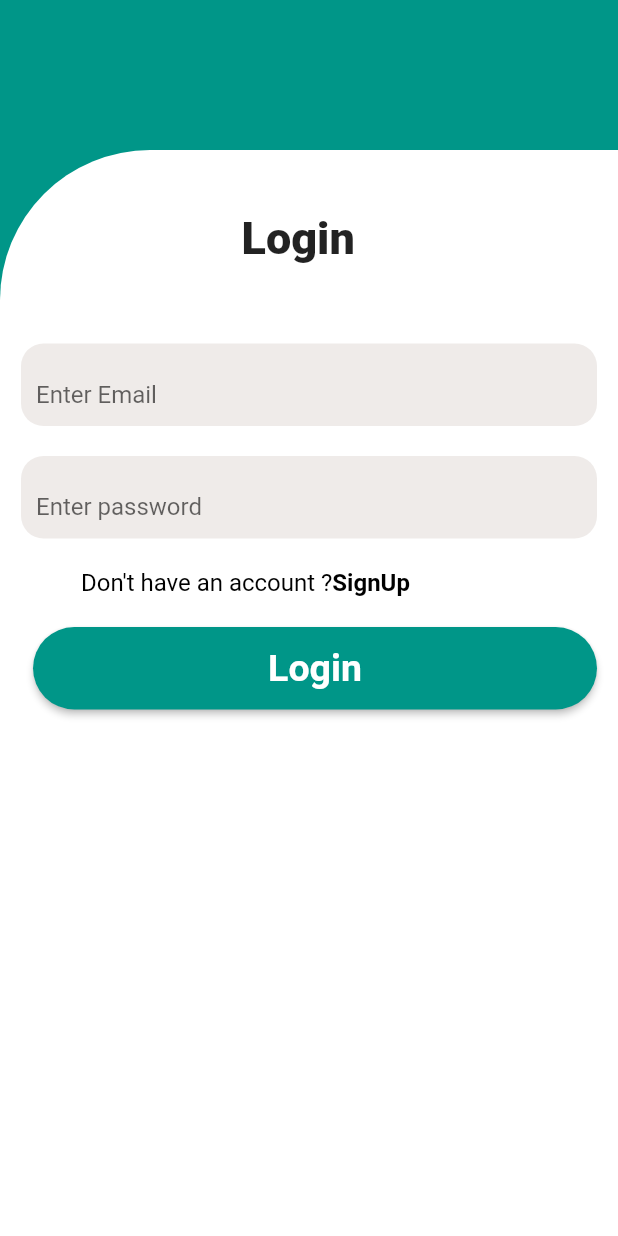
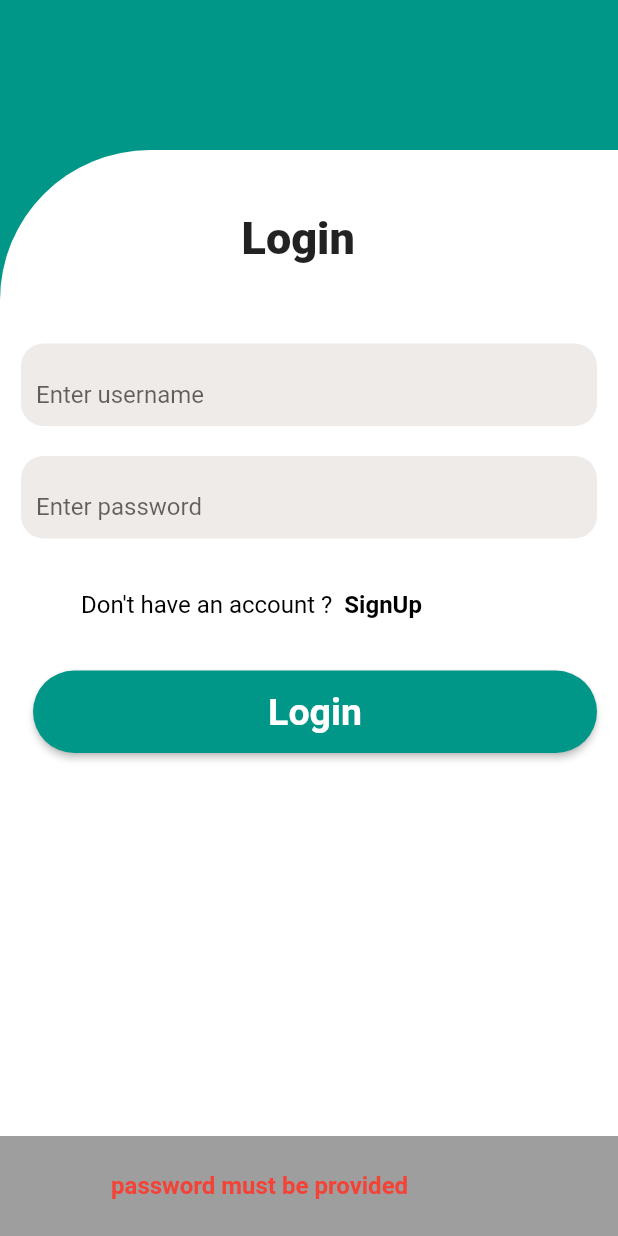
Before and after one commit to Nicodona/ifind_frontend, a Flutter app: the Login screen opened by its route, after a tap on "Login", on a phone screen of 412 x 824 dp. Run offline on Flutter 3.47's test engine with Material 2 defaults, Android fonts, the phone set to English and light mode, and no system bars; our stand-ins replace flutter_secure_storage, image_picker; accounts and stored records are empty.

Commit message:
added a new file

```diff
--- a/lib/authscreens/landing.dart
+++ b/lib/authscreens/landing.dart
@@ -36,6 +36,7 @@ class Landing extends StatelessWidget {
                 child: ElevatedButton(
 
                   onPressed: () {
+                    Navigator.pushNamed(context, '/login');
                     // login(emailController.text.toString(), passwordController.text.toString());
                   },
                   style: ElevatedButton.styleFrom(
@@ -43,7 +44,6 @@ class Landing extends StatelessWidget {
                     shape: RoundedRectangleBorder(
                       borderRadius: BorderRadius.circular(30),
                     ),
-
                   ),
                   child: const Text('Login',
                     style: TextStyle(
@@ -62,6 +62,7 @@ class Landing extends StatelessWidget {
                   child: ElevatedButton(
 
                     onPressed: () {
+                      Navigator.pushNamed(context, '/signup');
                       // login(emailController.text.toString(), passwordController.text.toString());
                     },
                     style: ElevatedButton.styleFrom(
--- a/lib/authscreens/login.dart
+++ b/lib/authscreens/login.dart
@@ -1,4 +1,8 @@
+import 'dart:convert';
+
 import 'package:flutter/material.dart';
+import 'package:http/http.dart';
+import 'package:flutter_secure_storage/flutter_secure_storage.dart';
 
 class Login extends StatefulWidget {
   const Login({Key? key}) : super(key: key);
@@ -9,8 +13,93 @@ class Login extends StatefulWidget {
 
 class _LoginState extends State<Login> {
 
-  TextEditingController emailController = TextEditingController();
+  final storage = FlutterSecureStorage();
+  bool _isloading = true;
+
+  TextEditingController usernameController = TextEditingController();
   TextEditingController passwordController = TextEditingController();
+
+  void login(String username, password) async {
+    if (username==""){
+      ScaffoldMessenger.of(context).showSnackBar(const SnackBar(content: Padding(
+        padding: EdgeInsets.symmetric(vertical: 10, horizontal: 50),
+        child: Text(
+          "password must be provided",
+          style: TextStyle(
+              fontWeight: FontWeight.bold,
+              fontSize: 16,
+              color: Colors.red
+          ),
+        ),
+      ),
+        backgroundColor: Colors.grey,
+      ));
+    } else if(username == ""){
+      ScaffoldMessenger.of(context).showSnackBar(const SnackBar(content: Padding(
+        padding: EdgeInsets.symmetric(vertical: 10, horizontal: 50),
+        child: Text(
+          "username must be provided",
+          style: TextStyle(
+              fontWeight: FontWeight.bold,
+              fontSize: 16,
+              color: Colors.red
+          ),
+        ),
+      ),
+        backgroundColor: Colors.grey,
+      ));
+    }
+    else{
+      try {
+        Response response = await post(
+            Uri.parse("https://ifoundapi.herokuapp.com/login/"),
+            body: {
+              'username': username,
+              'password': password,
+            }
+        );
+
+        var data = jsonDecode(response.body.toString());
+        if (data['status'] == 200) {
+          final token = data['token'];
+          await storage.write(key: 'token', value: token);
+          print('login successful');
+        } else if(data['status']==400){
+          ScaffoldMessenger.of(context).showSnackBar(const SnackBar(content: Padding(
+            padding: EdgeInsets.symmetric(vertical: 10, horizontal: 100),
+            child: Text(
+              "password mismatched",
+              style: TextStyle(
+                  fontWeight: FontWeight.bold,
+                  fontSize: 16,
+                  color: Colors.red
+              ),
+            ),
+          ),
+            backgroundColor: Colors.grey,
+          ));
+        }
+      } catch (e) {
+        ScaffoldMessenger.of(context).showSnackBar(const SnackBar(content: Padding(
+          padding: EdgeInsets.symmetric(vertical: 10, horizontal: 50),
+          child: Text(
+            "please check your network connection",
+            style: TextStyle(
+                fontWeight: FontWeight.bold,
+                fontSize: 16,
+                color: Colors.red
+            ),
+          ),
+        ),
+          backgroundColor: Colors.grey,
+        ));
+      }
+
+    }
+    setState(() {
+      _isloading = true;
+    });
+  }
   @override
   Widget build(BuildContext context) {
     return Scaffold(
@@ -70,10 +159,10 @@ class _LoginState extends State<Login> {
                                   padding: const EdgeInsets.fromLTRB(10, 10, 10, 0),
                                   child: TextFormField(
                                     obscureText: false,
-                                    controller: emailController,
+                                    controller: usernameController,
                                     decoration:  const InputDecoration(
                                       border: InputBorder.none,
-                                      hintText: 'Enter Email',
+                                      hintText: 'Enter username',
                                     ),
                                   ),
                                 ),
@@ -102,21 +191,24 @@ class _LoginState extends State<Login> {
                               ),
                               SizedBox(height: 20,),
                               Row(
-                                children: const <Widget>[
-                                  SizedBox(
+                                children:  <Widget>[
+                                  const SizedBox(
 
                                     width: 40,
                                   ),
                                   //SizedBox
-                                  Text("Don't have an account ?",
+                                  const Text("Don't have an account ?",
                                       style: TextStyle(color: Colors.black,
                                         fontSize: 16.0,
                                       )),
-                                  Text("SignUp",
-                                      style: TextStyle(color: Colors.black,
-                                        fontSize: 16.0,
-                                        fontWeight: FontWeight.bold
-                                      ))
+                                  TextButton(
+                                    onPressed: ()=>{ Navigator.pushNamed(context, '/signup')},
+                                    child: const Text("SignUp",
+                                        style: TextStyle(color: Colors.black,
+                                          fontSize: 16.0,
+                                          fontWeight: FontWeight.bold
+                                        )),
+                                  )
                                 ], //<Widget>[]
                               ),
                               SizedBox(height: 20,),
@@ -129,9 +221,18 @@ class _LoginState extends State<Login> {
                                   child: Padding(
                                     padding: const EdgeInsets.only(left: 8.0),
                                     child: ElevatedButton(
+                                      child: !_isloading? const CircularProgressIndicator():const Text('Login',
+                                        style: TextStyle(
+                                            fontSize: 25,
+                                            fontWeight: FontWeight.bold
+                                        ),),
 
                                       onPressed: () {
-                                        // login(emailController.text.toString(), passwordController.text.toString());
+                                        setState(() {
+                                          _isloading = false;
+                                        });
+                                        // Navigator.pushNamed(context, '/home');
+                                        login(usernameController.text.toString(), passwordController.text.toString());
                                       },
                                       style: ElevatedButton.styleFrom(
                                         primary: Colors.teal,
@@ -140,11 +241,6 @@ class _LoginState extends State<Login> {
                                         ),
 
                                       ),
-                                      child: const Text('Login',
-                                        style: TextStyle(
-                                          fontSize: 25,
-                                          fontWeight: FontWeight.bold
-                                        ),),
                                     ),
                                   )
                               ),
@@ -155,7 +251,7 @@ class _LoginState extends State<Login> {
 
                     ),
                   ),
-                  )
+                  ),
                 ],
               ),
             )
--- a/lib/main.dart
+++ b/lib/main.dart
@@ -1,4 +1,5 @@
 import 'package:flutter/material.dart';
+import 'package:ifind_backend/authscreens/Logo.dart';
 import 'package:ifind_backend/authscreens/login.dart';
 import 'package:ifind_backend/authscreens/signup.dart';
 import 'package:ifind_backend/authscreens/landing.dart';
@@ -19,7 +20,7 @@ void main() {
     initialRoute: '/',
     routes: {
       '/login': (context) => Login(),
-      '/landing': (context) => Landing(),
+      '/': (context) => Landing(),
       '/profile': (context) => Profile(),
       '/signup': (context) => Signup(),
       '/postlost': (context) => Post(),
@@ -29,7 +30,8 @@ void main() {
       '/notify': (context) => Notify(),
       '/det_job': (context) => DetailJob(),
       '/chats': (context) => Chat(),
-      '/': (context) => Setting(),
+      '/settings': (context) => Setting(),
+      '/logo': (context) => Logo(),
 
 
     },
--- a/lib/screens/dashboard/settings.dart
+++ b/lib/screens/dashboard/settings.dart
@@ -60,7 +60,7 @@ class _SettingState extends State<Setting> {
                     Padding(
                       padding: const EdgeInsets.fromLTRB(25, 0, 0, 20),
                       child: Container(
-                        child: Text("Profile",
+                        child: const Text("Profile",
                         style: TextStyle(
                           color: Colors.black,
                           fontSize: 25,
--- a/pubspec.yaml
+++ b/pubspec.yaml
@@ -37,6 +37,8 @@ dependencies:
   # Use with the CupertinoIcons class for iOS style icons.
   cupertino_icons: ^1.0.2
   image_picker: ^0.8.7+4
+  http: ^0.13.5
+  flutter_secure_storage: ^8.0.0
 
 dev_dependencies:
   flutter_test:
```
Also changed, not shown: lib/authscreens/Logo.dart (added, +48 -0 lines), lib/authscreens/signup.dart (+28 -8 lines), pubspec.lock.
